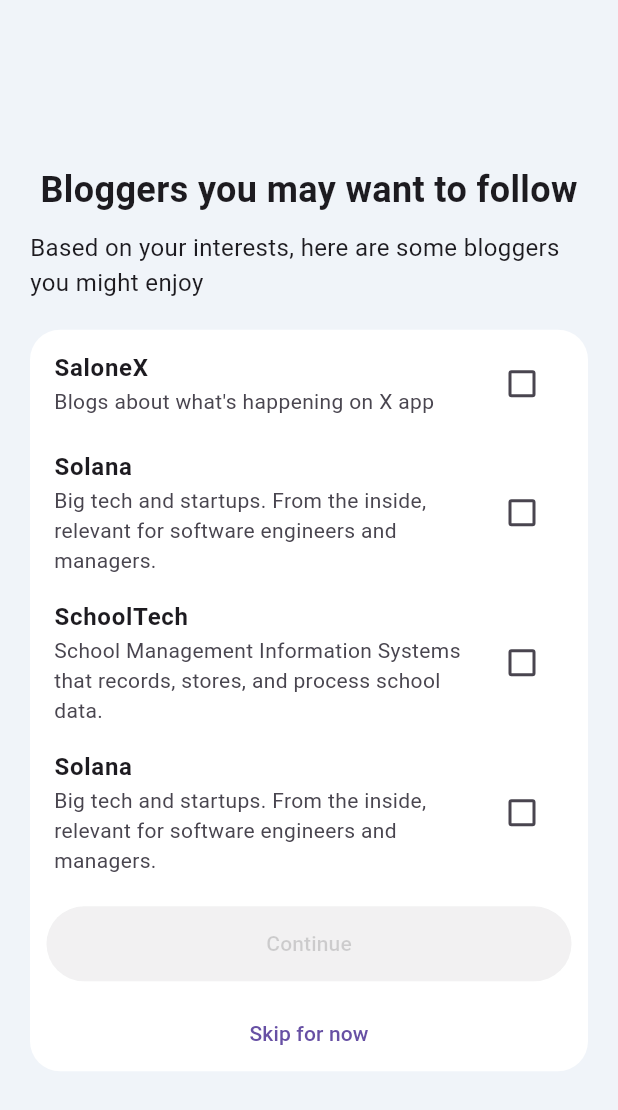
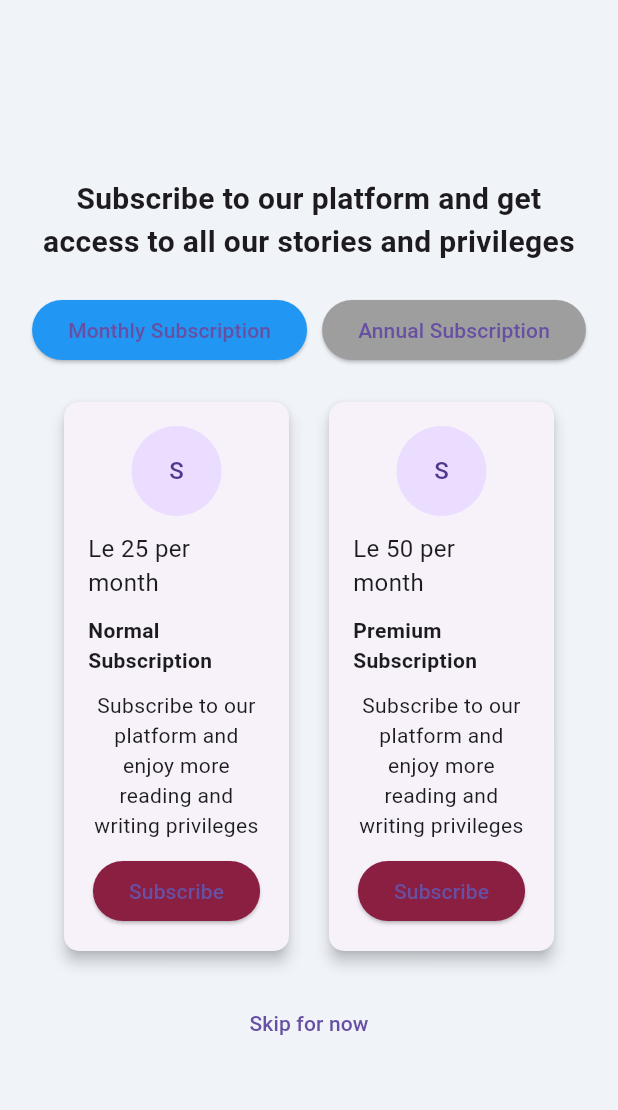
Before and after one commit to petersendauda/tok-main, a Flutter app: the PopularWidget screen opened directly, after a tap on "Skip for now", on a phone screen of 412 x 824 dp. Shown: the top 1110 px of the screen. Run offline on Flutter 3.47's test engine with Material 3 defaults, Android fonts, the light colour scheme and no system bars; our stand-ins replace cloud_firestore, firebase_auth, firebase_core, flutter_form_builder, flutter_slider_drawer, google_sign_in; missing offline and left inert: dart:html, flutter_quill; accounts and stored records are empty.

Commit message:
home commit

```diff
--- a/lib/modules/login/signup/monthly_sub.dart
+++ b/lib/modules/login/signup/monthly_sub.dart
@@ -0,0 +1,136 @@
+import 'package:flutter/material.dart';
+
+class MonthlySubscription extends StatelessWidget {
+  const MonthlySubscription({super.key});
+
+  @override
+  Widget build(BuildContext context) {
+    return Scaffold(
+      backgroundColor: Color(0xFFF0F4F9),
+      body: Padding(
+        padding: const EdgeInsets.all(20.0),
+        child: Column(
+          mainAxisAlignment: MainAxisAlignment.center,
+          children: [
+            Text(
+              'Subscribe to our platform and get access to all our stories and privileges',
+              textAlign: TextAlign.center,
+              style: TextStyle(fontSize: 20, fontWeight: FontWeight.bold),
+            ),
+            SizedBox(height: 20),
+            Row(
+              mainAxisAlignment: MainAxisAlignment.center,
+              children: [
+                ElevatedButton(
+                  onPressed: () {
+                    // Handle Monthly Subscription
+                  },
+                  child: Text('Monthly Subscription'),
+                  style: ElevatedButton.styleFrom(
+                    backgroundColor: Colors.blue, // Button color
+                  ),
+                ),
+                SizedBox(width: 10),
+                ElevatedButton(
+                  onPressed: () {
+                    // Handle Annual Subscription
+                  },
+                  child: Text('Annual Subscription'),
+                  style: ElevatedButton.styleFrom(
+                    backgroundColor: Colors.grey, // Button color
+                  ),
+                ),
+              ],
+            ),
+            SizedBox(height: 20),
+            Row(
+              mainAxisAlignment: MainAxisAlignment.spaceEvenly,
+              children: [
+                SubscriptionCard(
+                  title: 'Normal Subscription',
+                  price: 'Le 25 per month',
+                  description: 'Subscribe to our platform and enjoy more reading and writing privileges',
+                  onPressed: () {
+                    // Handle Normal Subscription
+                  },
+                ),
+                SubscriptionCard(
+                  title: 'Premium Subscription',
+                  price: 'Le 50 per month',
+                  description: 'Subscribe to our platform and enjoy more reading and writing privileges',
+                  onPressed: () {
+                    // Handle Premium Subscription
+                  },
+                ),
+              ],
+            ),
+            SizedBox(height: 20),
+            TextButton(
+              onPressed: () {
+                // Handle skip action
+              },
+              child: Text('Skip for now'),
+            ),
+          ],
+        ),
+      ),
+    );
+  }
+}
+
+class SubscriptionCard extends StatelessWidget {
+  final String title;
+  final String price;
+  final String description;
+  final VoidCallback onPressed;
+
+  const SubscriptionCard({
+    required this.title,
+    required this.price,
+    required this.description,
+    required this.onPressed,
+  });
+
+  @override
+  Widget build(BuildContext context) {
+    return Card(
+      elevation: 4,
+      shape: RoundedRectangleBorder(
+        borderRadius: BorderRadius.circular(10), // Rounded edges
+      ),
+      child: Container(
+        width: 150, // Fixed width for the cards
+        padding: EdgeInsets.all(16),
+        child: Column(
+          mainAxisSize: MainAxisSize.min,
+          children: [
+            CircleAvatar(
+              radius: 30,
+              child: Text('S'), // Placeholder for icon or letter
+            ),
+            SizedBox(height: 10),
+            Text(
+              price,
+              style: TextStyle(fontSize: 16),
+            ),
+            SizedBox(height: 10),
+            Text(
+              title,
+              style: TextStyle(fontWeight: FontWeight.bold),
+            ),
+            SizedBox(height: 10),
+            Text(description, textAlign: TextAlign.center),
+            SizedBox(height: 10),
+            ElevatedButton(
+              onPressed: onPressed,
+              child: Text('Subscribe'),
+              style: ElevatedButton.styleFrom(
+                backgroundColor: Color(0xFF8B1F41), // Button color
+              ),
+            ),
+          ],
+        ),
+      ),
+    );
+  }
+}
--- a/lib/modules/login/signup/popular.dart
+++ b/lib/modules/login/signup/popular.dart
@@ -1,4 +1,5 @@
 import 'package:flutter/material.dart';
+import 'package:tok/modules/login/signup/monthly_sub.dart'; // Import the MonthlySubscription widget
 
 class PopularWidget extends StatefulWidget {
   const PopularWidget({super.key});
@@ -89,7 +90,11 @@
                       opacity: selectedBloggers.contains(true) ? 1.0 : 0.5, // Full opacity if at least one blogger is selected
                       child: ElevatedButton(
                         onPressed: selectedBloggers.contains(true) ? () {
-                          // Handle continue action
+                          // Navigate to MonthlySubscription when "Continue" is pressed
+                          Navigator.push(
+                            context,
+                            MaterialPageRoute(builder: (context) => MonthlySubscription()),
+                          );
                         } : null, // Disable button if no bloggers are selected
                         child: Text('Continue'),
                         style: ElevatedButton.styleFrom(
@@ -102,7 +107,11 @@
                     SizedBox(height: 10), // Space between buttons
                     TextButton(
                       onPressed: () {
-                        // Handle skip action
+                        // Navigate to MonthlySubscription when "Skip for now" is pressed
+                        Navigator.push(
+                          context,
+                          MaterialPageRoute(builder: (context) => MonthlySubscription()),
+                        );
                       },
                       child: Text('Skip for now'),
                       style: TextButton.styleFrom(
```
